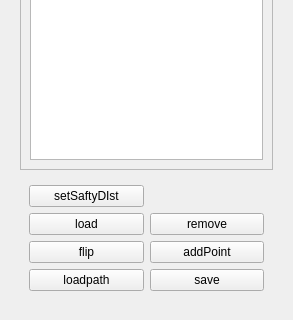
The window that pathplanner.ui (oliversssf2/ui_app) describes before a commit, drawn with Qt 5; both pictures show x 0 to 293 and y 470 to 790 of the 293 by 790 pixel window.
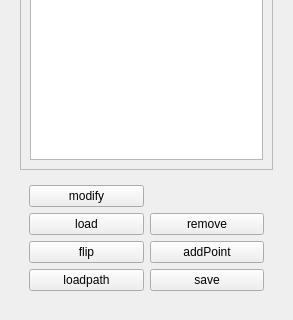
The same window after the commit.

```diff
--- a/pathplanner.ui
+++ b/pathplanner.ui
@@ -215,7 +215,7 @@
          <item row="0" column="0">
           <widget class="QPushButton" name="setSaftyDist">
            <property name="text">
-            <string>setSaftyDIst</string>
+            <string>modify</string>
            </property>
           </widget>
          </item>
```
Left out of the diff: 2 changed lines with no effect on the pictures.
